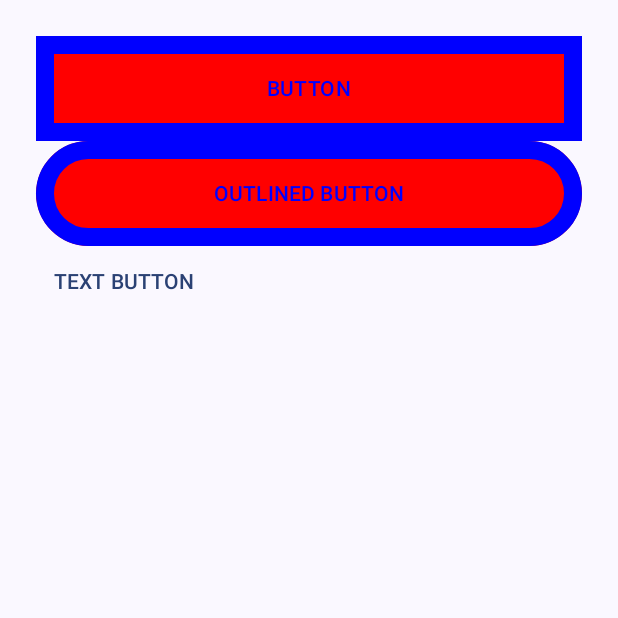
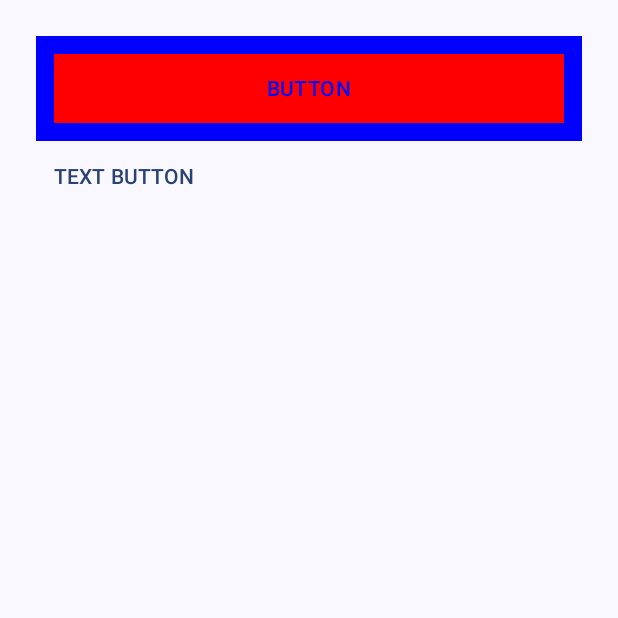
Before and after one commit to jorgila/JetpackComposeCatalogo, an Android app built with Jetpack Compose: the composable MyButtonExample shown on its own in the app's theme, on a phone screen of 412 x 824 dp, the top half of it. Run offline under Robolectric (Android 15) with nearby library versions, the phone set to English and light mode, and no system bars.

Commit message:
"Material 3"

```diff
--- /dev/null
+++ b/app/src/main/java/com/estholon/jetpackcomposecatalogo/Buttons.kt
@@ -0,0 +1,127 @@
+package com.estholon.jetpackcomposecatalogo
+
+import androidx.compose.foundation.BorderStroke
+import androidx.compose.foundation.layout.Column
+import androidx.compose.foundation.layout.fillMaxSize
+import androidx.compose.foundation.layout.fillMaxWidth
+import androidx.compose.foundation.layout.height
+import androidx.compose.foundation.layout.padding
+import androidx.compose.foundation.shape.RoundedCornerShape
+import androidx.compose.material.icons.Icons
+import androidx.compose.material.icons.filled.Favorite
+import androidx.compose.material3.Button
+import androidx.compose.material3.ButtonDefaults
+import androidx.compose.material3.ElevatedButton
+import androidx.compose.material3.ExtendedFloatingActionButton
+import androidx.compose.material3.FilledTonalButton
+import androidx.compose.material3.FloatingActionButton
+import androidx.compose.material3.Icon
+import androidx.compose.material3.LargeFloatingActionButton
+import androidx.compose.material3.OutlinedButton
+import androidx.compose.material3.SmallFloatingActionButton
+import androidx.compose.material3.Text
+import androidx.compose.material3.TextButton
+import androidx.compose.runtime.Composable
+import androidx.compose.runtime.getValue
+import androidx.compose.runtime.mutableStateOf
+import androidx.compose.runtime.saveable.rememberSaveable
+import androidx.compose.runtime.setValue
+import androidx.compose.ui.Modifier
+import androidx.compose.ui.graphics.Color
+import androidx.compose.ui.unit.dp
+import org.w3c.dom.Text
+
+@Composable
+fun MyButtonExample() {
+    var enabled by rememberSaveable { mutableStateOf(true) }
+    Column(
+        Modifier
+            .fillMaxSize()
+            .padding(24.dp)
+    ) {
+        Button(
+            onClick = { enabled = false },
+            enabled = enabled,
+            colors = ButtonDefaults.buttonColors(
+                containerColor = Color.Red,
+                contentColor = Color.Blue,
+                disabledContentColor = Color.Green,
+                disabledContainerColor = Color.Cyan
+            ),
+            border = BorderStroke(12.dp, Color.Blue),
+            shape = RoundedCornerShape(0),
+            modifier = Modifier
+                .fillMaxWidth()
+                .height(70.dp)
+        ) {
+            Text(text = "BUTTON")
+        }
+        TextButton(onClick = { }) {
+            Text(text = "TEXT BUTTON")
+        }
+    }
+}
+
+// Outlined Button
+@Composable
+fun MyOutlinedButton(){
+    OutlinedButton(onClick = { },
+        colors = ButtonDefaults.buttonColors(
+            containerColor = Color.Red,
+            contentColor = Color.Blue,
+            disabledContentColor = Color.Green,
+            disabledContainerColor = Color.Cyan
+        ),
+        border = BorderStroke(12.dp, Color.Blue),
+        modifier = Modifier
+            .fillMaxWidth()
+            .height(70.dp)
+    ) {
+        Text(text = "OUTLINED BUTTON")
+    }
+}
+
+// Secondary Button
+@Composable
+fun MyFilledTonalButton(){
+    FilledTonalButton(onClick = { }) {
+        Text(text = "Holiwi")
+    }
+}
+
+// Button with elevation
+@Composable
+fun MyElevatedButton(){
+    ElevatedButton(onClick = { }) {
+        Text(text = "Holiwi")
+    }
+}
+
+@Composable
+fun MySmallFloatingActionButton(){
+    SmallFloatingActionButton(onClick = { }) {
+        Icon(imageVector = Icons.Filled.Favorite, contentDescription = "Floating action button")
+    }
+}
+
+@Composable
+fun MyFloatingActionButton(){
+    FloatingActionButton(onClick = { }) {
+        Icon(imageVector = Icons.Filled.Favorite, contentDescription = "Floating action button")
+    }
+}
+
+@Composable
+fun MyLargeFloatingActionButton(){
+    LargeFloatingActionButton(onClick = { }) {
+        Icon(imageVector = Icons.Filled.Favorite, contentDescription = "Floating action button")
+    }
+}
+
+@Composable
+fun MyExtendedFloatingActionButton(){
+    ExtendedFloatingActionButton(onClick = { },
+        icon = {Icon(imageVector = Icons.Filled.Favorite, contentDescription = "Floating action button")},
+        text = {Text(text = "Extended")}
+    }
+}
--- a/app/src/main/java/com/estholon/jetpackcomposecatalogo/MainActivity.kt
+++ b/app/src/main/java/com/estholon/jetpackcomposecatalogo/MainActivity.kt
@@ -51,7 +51,6 @@ import androidx.compose.material3.TextField
 import androidx.compose.material3.TextFieldDefaults
 import androidx.compose.material3.TriStateCheckbox
 import androidx.compose.runtime.Composable
-import androidx.compose.runtime.compositionLocalOf
 import androidx.compose.runtime.getValue
 import androidx.compose.runtime.mutableStateOf
 import androidx.compose.runtime.saveable.rememberSaveable
@@ -69,6 +68,7 @@ import androidx.navigation.compose.NavHost
 import androidx.navigation.compose.composable
 import androidx.navigation.compose.rememberNavController
 import androidx.navigation.navArgument
+import com.estholon.jetpackcomposecatalogo.model.CheckInfo
 import com.estholon.jetpackcomposecatalogo.model.Routes
 import com.estholon.jetpackcomposecatalogo.ui.theme.JetpackComposeCatalogoTheme
 
@@ -278,50 +278,6 @@ fun MyOutlinedTextField() {
     }
 }
 
-@Composable
-fun MyButtonExample() {
-    var enabled by rememberSaveable { mutableStateOf(true) }
-    Column(
-        Modifier
-            .fillMaxSize()
-            .padding(24.dp)
-    ) {
-        Button(
-            onClick = { enabled = false },
-            enabled = enabled,
-            colors = ButtonDefaults.buttonColors(
-                containerColor = Color.Red,
-                contentColor = Color.Blue,
-                disabledContentColor = Color.Green,
-                disabledContainerColor = Color.Cyan
-            ),
-            border = BorderStroke(12.dp,Color.Blue),
-            shape = RoundedCornerShape(0),
-            modifier = Modifier
-                .fillMaxWidth()
-                .height(70.dp)
-        ) {
-            Text(text = "BUTTON")
-        }
-        OutlinedButton(onClick = { },
-            colors = ButtonDefaults.buttonColors(
-                containerColor = Color.Red,
-                contentColor = Color.Blue,
-                disabledContentColor = Color.Green,
-                disabledContainerColor = Color.Cyan
-            ),
-            border = BorderStroke(12.dp,Color.Blue),
-            modifier = Modifier
-                .fillMaxWidth()
-                .height(70.dp)
-        ) {
-            Text(text = "OUTLINED BUTTON")
-        }
-        TextButton(onClick = { }) {
-            Text(text = "TEXT BUTTON")
-        }
-    }
-}
 
 @Composable
 fun MyImageExample(){
--- a/app/src/main/java/com/estholon/jetpackcomposecatalogo/CheckInfo.kt
+++ b/app/src/main/java/com/estholon/jetpackcomposecatalogo/model/CheckInfo.kt
@@ -1,4 +1,4 @@
-package com.estholon.jetpackcomposecatalogo
+package com.estholon.jetpackcomposecatalogo.model
 
 data class CheckInfo (
     val title: String,
```
